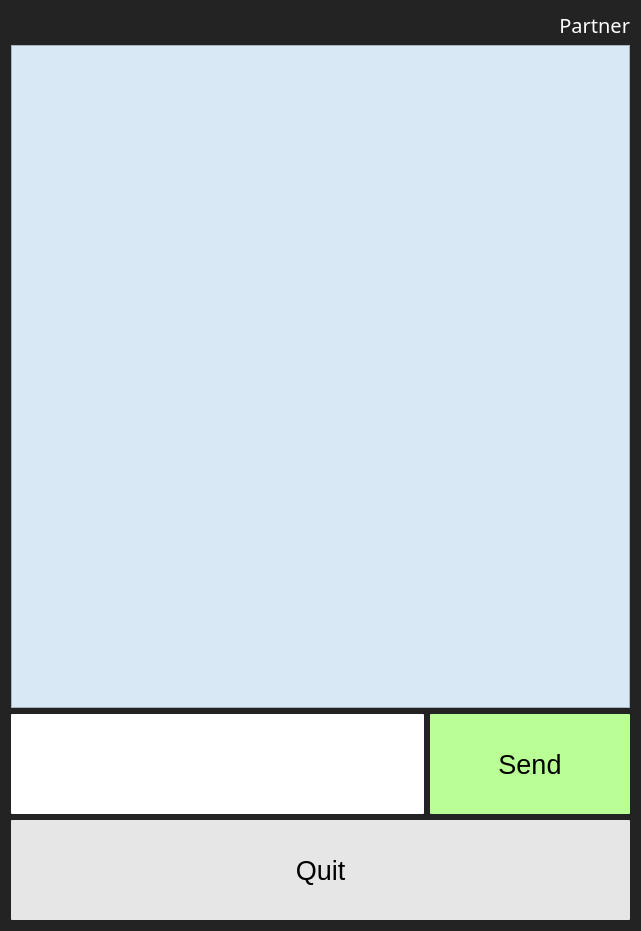
Above: KeepItSecret/chatdialog.ui from dbuhon/KeepItSecret before the change. Below: the same form after it.
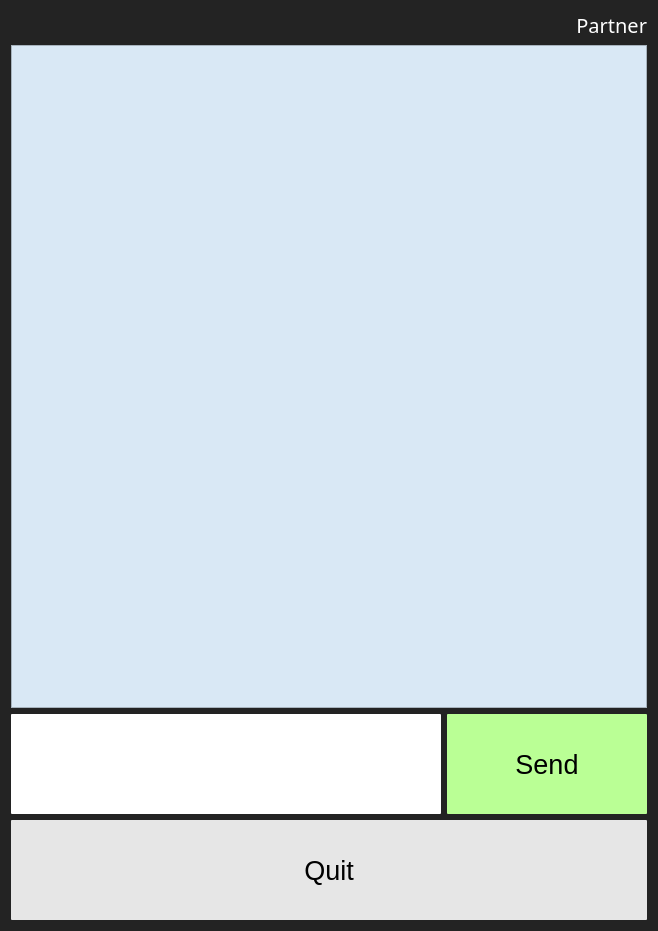
That is the form after the change.

The edit to the form file:
```diff
--- a/KeepItSecret/chatdialog.ui
+++ b/KeepItSecret/chatdialog.ui
@@ -6,7 +6,7 @@
    <rect>
     <x>0</x>
     <y>0</y>
-    <width>641</width>
+    <width>658</width>
     <height>931</height>
    </rect>
   </property>
@@ -37,7 +37,12 @@
     </widget>
    </item>
    <item>
-    <widget class="QTextEdit" name="chat">
+    <widget class="QPlainTextEdit" name="chat">
+     <property name="font">
+      <font>
+       <pointsize>13</pointsize>
+      </font>
+     </property>
      <property name="focusPolicy">
       <enum>Qt::NoFocus</enum>
      </property>
```
